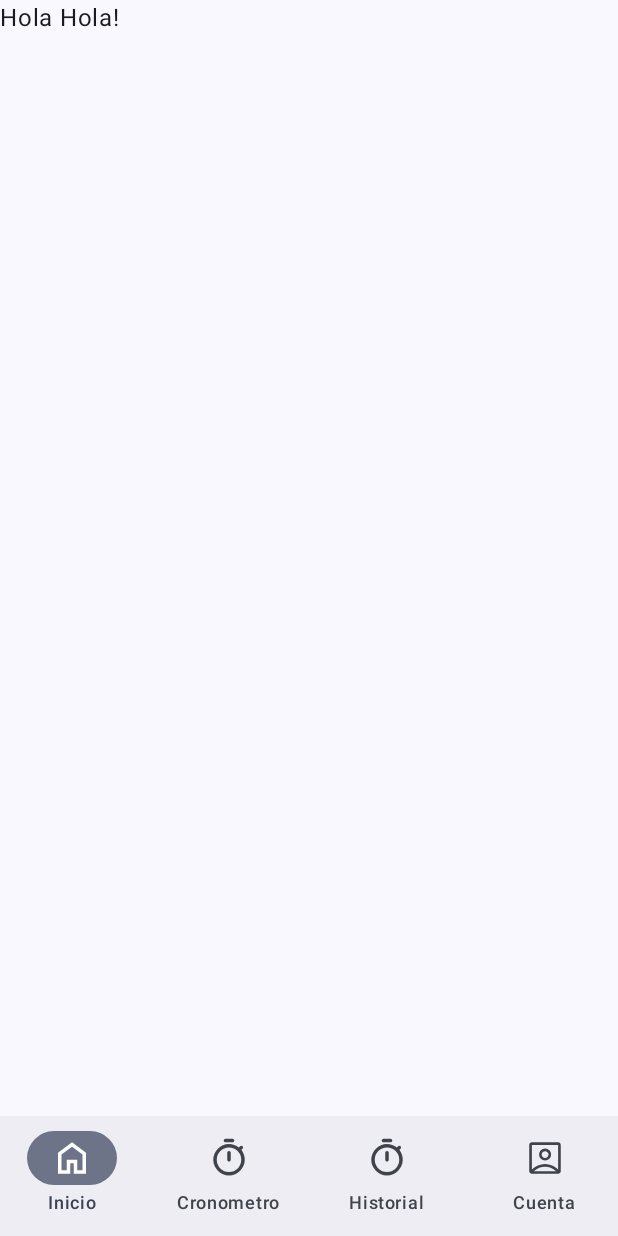
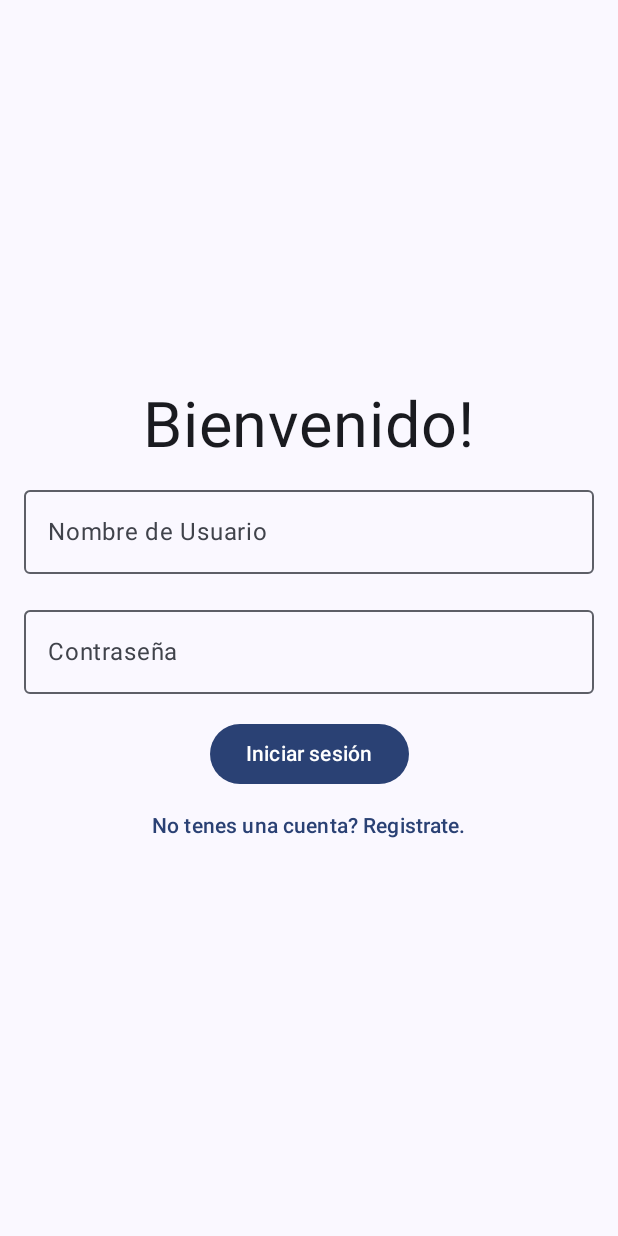
Before and after one commit to ezequielbertero1-code/Appnea-BerteroGarcia, an Android app built with Jetpack Compose: the screen it shows after launch (MainActivity), on a phone screen of 412 x 824 dp. Run offline under Robolectric (Android 15) with nearby library versions, the phone set to English and light mode, and no system bars; our stand-ins replace Room's generated code, navigation suite.

Commit message:
realice el modulo de registro y login de usuario, junto con mantener la sesion y poder cerrarla a traves de un boton. Tambien modifique la logica de navegacion para que al momento de registrarse o loguearse no se muestren en la barra de navegacion

```diff
--- a/app/src/main/java/com/berterogarcia/appnea/MainActivity.kt
+++ b/app/src/main/java/com/berterogarcia/appnea/MainActivity.kt
@@ -6,6 +6,7 @@ import androidx.activity.compose.setContent
 import androidx.activity.enableEdgeToEdge
 import androidx.compose.foundation.layout.fillMaxSize
 import androidx.compose.foundation.layout.padding
+import androidx.compose.foundation.layout.size
 import androidx.compose.material3.Icon
 import androidx.compose.material3.Scaffold
 import androidx.compose.material3.Text
@@ -14,16 +15,17 @@ import androidx.compose.runtime.Composable
 import androidx.compose.runtime.getValue
 import androidx.compose.ui.Modifier
 import androidx.compose.ui.res.painterResource
+import androidx.compose.ui.tooling.preview.Preview
 import androidx.compose.ui.tooling.preview.PreviewScreenSizes
-import com.berterogarcia.appnea.ui.theme.MyApplicationTheme
 import androidx.compose.ui.unit.dp
-import androidx.compose.foundation.layout.size
+import androidx.lifecycle.Lifecycle
 import androidx.navigation.NavGraph.Companion.findStartDestination
 import androidx.navigation.compose.currentBackStackEntryAsState
 import androidx.navigation.compose.rememberNavController
 import com.berterogarcia.appnea.navigation.AppNavHost
-import androidx.compose.ui.tooling.preview.Preview
-import androidx.lifecycle.Lifecycle
+import com.berterogarcia.appnea.navigation.RUTA_LOGIN
+import com.berterogarcia.appnea.navigation.RUTA_REGISTRO
+import com.berterogarcia.appnea.ui.theme.MyApplicationTheme
 
 class MainActivity : ComponentActivity() {
     override fun onCreate(savedInstanceState: Bundle?) {
@@ -42,29 +44,22 @@ class MainActivity : ComponentActivity() {
 fun MyApplicationApp() {
     val navController = rememberNavController()
     val backStackEntry by navController.currentBackStackEntryAsState()
-    val currentRoute = backStackEntry?.destination?.route ?: AppDestinations.INICIO.name
+    val currentRoute = backStackEntry?.destination?.route ?: RUTA_LOGIN
 
+    val mostrarMenu = currentRoute != RUTA_LOGIN && currentRoute != RUTA_REGISTRO
+
+    if (mostrarMenu) {
         NavigationSuiteScaffold(
             navigationSuiteItems = {
                 AppDestinations.entries.forEach { destination ->
                     item(
-                    icon = {
-                        Icon(
-                            painterResource(destination.icon),
-                            contentDescription = destination.label,
-                            modifier = Modifier.size(28.dp)
-                        )
-                    },
+                        icon = { Icon(painterResource(destination.icon), contentDescription = destination.label, modifier = Modifier.size(28.dp)) },
                         label = { Text(destination.label) },
                         selected = destination.name == currentRoute,
                         onClick = {
-                        if (navController.currentBackStackEntry
-                                ?.lifecycle?.currentState == Lifecycle.State.RESUMED
-                        ) {
+                            if (navController.currentBackStackEntry?.lifecycle?.currentState == Lifecycle.State.RESUMED) {
                                 navController.navigate(destination.name) {
-                                popUpTo(navController.graph.findStartDestination().id) {
-                                    saveState = true
-                                }
+                                    popUpTo(navController.graph.findStartDestination().id) { saveState = true }
                                     launchSingleTop = true
                                     restoreState = true
                                 }
@@ -75,21 +70,22 @@ fun MyApplicationApp() {
             }
         ) {
             Scaffold(modifier = Modifier.fillMaxSize()) { innerPadding ->
-            AppNavHost(
-                navController = navController,
-                modifier = Modifier.padding(innerPadding)
-            )
+                AppNavHost(navController = navController, modifier = Modifier.padding(innerPadding))
+            }
+        }
+    } else {
+        Scaffold(modifier = Modifier.fillMaxSize()) { innerPadding ->
+            AppNavHost(navController = navController, modifier = Modifier.padding(innerPadding))
         }
     }
 }
-
 enum class AppDestinations(
     val label: String,
     val icon: Int,
 ) {
     INICIO("Inicio", R.drawable.ic_inicio),
     CRONOMETRO("Cronometro", R.drawable.ic_cronometro),
-    HISTORIAL("Historial", R.drawable.ic_cronometro), // ← poné tu ícono real acá
+    HISTORIAL("Historial", R.drawable.ic_cronometro), // cambiar icono
     CUENTA("Cuenta", R.drawable.ic_cuenta),
 }
 
--- a/app/src/main/java/com/berterogarcia/appnea/MyApplication.kt
+++ b/app/src/main/java/com/berterogarcia/appnea/MyApplication.kt
@@ -2,9 +2,14 @@ package com.berterogarcia.appnea
 
 import android.app.Application
 import com.berterogarcia.appnea.data.local.AppDatabase
+import com.berterogarcia.appnea.data.local.SessionManager
 import com.berterogarcia.appnea.data.repository.InmersionRepository
+import com.berterogarcia.appnea.data.repository.UsuarioRepository
 
 class MyApplication : Application() {
+
     val database by lazy { AppDatabase.getDatabase(this) }
+    val sessionManager by lazy { SessionManager(this) }
+    val usuarioRepository by lazy { UsuarioRepository(database.usuarioDao()) }
     val inmersionRepository by lazy { InmersionRepository(database.inmersionDao()) }
 }
--- a/app/src/main/java/com/berterogarcia/appnea/data/local/AppDatabase.kt
+++ b/app/src/main/java/com/berterogarcia/appnea/data/local/AppDatabase.kt
@@ -6,11 +6,11 @@ import androidx.room.Room
 import androidx.room.RoomDatabase
 import androidx.room.TypeConverters
 
-@Database(entities = [InmersionEntity::class], version = 1, exportSchema = false)
+@Database(entities = [InmersionEntity::class, UsuarioEntity::class], version = 2, exportSchema = false)
 @TypeConverters(Converters::class)
 abstract class AppDatabase : RoomDatabase() {
     abstract fun inmersionDao(): InmersionDao
-
+    abstract fun usuarioDao(): UsuarioDao
     companion object {
         @Volatile private var INSTANCE: AppDatabase? = null
 
@@ -32,7 +32,7 @@ abstract class AppDatabase : RoomDatabase() {
                     AppDatabase::class.java,
                     "app_database"
                 )
-                    .fallbackToDestructiveMigration()
+                    .fallbackToDestructiveMigration(true)
                     .build()
                     .also { INSTANCE = it }
             }
--- /dev/null
+++ b/app/src/main/java/com/berterogarcia/appnea/data/local/SessionManager.kt
@@ -0,0 +1,18 @@
+package com.berterogarcia.appnea.data.local
+
+import android.content.Context
+import androidx.core.content.edit
+
+class SessionManager(context: Context) {
+    private val prefs = context.getSharedPreferences("sesion", Context.MODE_PRIVATE)
+
+    fun guardarUsuario(nombreUsuario: String) {
+        prefs.edit { putString("usuario_actual", nombreUsuario) }
+    }
+
+    fun obtenerUsuario(): String? = prefs.getString("usuario_actual", null)
+
+    fun cerrarSesion() {
+        prefs.edit { remove("usuario_actual") }
+    }
+}
--- /dev/null
+++ b/app/src/main/java/com/berterogarcia/appnea/data/local/UsuarioDao.kt
@@ -0,0 +1,17 @@
+package com.berterogarcia.appnea.data.local
+
+import androidx.room.Dao
+import androidx.room.Insert
+import androidx.room.Query
+
+@Dao
+interface UsuarioDao {
+    @Insert
+    suspend fun insertar(user: UsuarioEntity)
+
+    @Query("SELECT * FROM usuarios WHERE nombreUsuario = :nombreUsuario Limit 1")
+    suspend fun obtenerPorUsuario(nombreUsuario: String): UsuarioEntity?
+
+    @Query("SELECT EXISTS(SELECT 1 FROM usuarios WHERE nombreUsuario = :nombreUsuario)")
+    suspend fun existeUsuario(nombreUsuario: String): Boolean
+}
--- a/app/src/main/java/com/berterogarcia/appnea/navigation/Navigation.kt
+++ b/app/src/main/java/com/berterogarcia/appnea/navigation/Navigation.kt
@@ -11,14 +11,23 @@ import androidx.navigation.NavHostController
 import androidx.navigation.compose.NavHost
 import androidx.navigation.compose.composable
 import com.berterogarcia.appnea.AppDestinations
-import com.berterogarcia.appnea.Greeting
 import com.berterogarcia.appnea.MyApplication
 import com.berterogarcia.appnea.ui.cronometro.CronometroScreen
+import com.berterogarcia.appnea.ui.cuenta.CuentaScreen
+import com.berterogarcia.appnea.ui.cuenta.CuentaViewModel
 import com.berterogarcia.appnea.ui.historial.HistorialScreen
 import com.berterogarcia.appnea.ui.historial.HistorialViewModel
+import com.berterogarcia.appnea.ui.login.LoginScreen
+import com.berterogarcia.appnea.ui.login.LoginViewModel
 import com.berterogarcia.appnea.ui.nuevainmersion.NuevaInmersionScreen
 import com.berterogarcia.appnea.ui.nuevainmersion.NuevaInmersionViewModel
+import com.berterogarcia.appnea.ui.registro.RegistroScreen
+import com.berterogarcia.appnea.ui.registro.RegistroViewModel
 
+//Estas son pantallas que no aparecen en la barra de la app.
+
+const val RUTA_REGISTRO = "registro"
+const val RUTA_LOGIN = "login"
 private const val RUTA_NUEVA_INMERSION = "nueva_inmersion"
 
 @Composable
@@ -30,19 +39,65 @@ fun AppNavHost(
 
     NavHost(
         navController = navController,
-        startDestination = AppDestinations.INICIO.name,
+        startDestination = RUTA_LOGIN,
         modifier = modifier,
         enterTransition = { EnterTransition.None },
         exitTransition = { ExitTransition.None },
         popEnterTransition = { EnterTransition.None },
         popExitTransition = { ExitTransition.None }
     ) {
+
+        //================================LOGIN==========================================
+        composable(RUTA_LOGIN) {
+            val viewModel: LoginViewModel = viewModel(
+                factory = LoginViewModel.Factory(app.usuarioRepository, app.sessionManager)
+            )
+            LoginScreen(
+                viewModel = viewModel,
+                onLoginExitoso = {
+                    navController.navigate(AppDestinations.HISTORIAL.name) {
+                        popUpTo(RUTA_LOGIN) { inclusive = true } // Esto hace que una vez iniciado sesion no pueda volver al login
+                    }
+                },
+                onRegistroClick = { navController.navigate(RUTA_REGISTRO) }
+            )
+        }
+
+        //===========================CUENTA-USUARIO============================================
+        composable(AppDestinations.CUENTA.name) {
+            val viewModel: CuentaViewModel = viewModel(
+                factory = CuentaViewModel.Factory(app.sessionManager)
+            )
+            CuentaScreen(
+                viewModel = viewModel,
+                onCerrarSesion = {
+                    navController.navigate(RUTA_LOGIN) {
+                        popUpTo(navController.graph.id) { inclusive = true }
+                    }
+                }
+            )
+        }
+
+        //================================INICIO================================================
         composable(AppDestinations.INICIO.name) {
-            Greeting(name = "Hola")
+            Text("Pantalla de inicio") // placeholder, aca iria la primera pagina que ve el usuario.
         }
+        composable(RUTA_REGISTRO) {
+            val viewModel: RegistroViewModel = viewModel(
+                factory = RegistroViewModel.Factory(app.usuarioRepository)
+            )
+            RegistroScreen(
+                viewModel = viewModel,
+                onRegistroExitoso = { navController.popBackStack() } // vuelve al login para que inicie sesión
+            )
+        }
+
+        //==============================CRONOMETRO=============================================
         composable(AppDestinations.CRONOMETRO.name) {
             CronometroScreen()
         }
+
+        //===============================HISTORIAL=============================================
         composable(AppDestinations.HISTORIAL.name) {
             val viewModel: HistorialViewModel = viewModel(
                 factory = HistorialViewModel.Factory(app.inmersionRepository)
@@ -53,9 +108,8 @@ fun AppNavHost(
                 name = "Eze" // NOMBRE DEL USUARIO
             )
         }
-        composable(AppDestinations.CUENTA.name) {
-            Text("Pantalla de cuenta")
-        }
+
+        //==============================NUEVA-INMERSION=========================================
         composable(RUTA_NUEVA_INMERSION) {
             val viewModel: NuevaInmersionViewModel = viewModel(
                 factory = NuevaInmersionViewModel.Factory(app.inmersionRepository)
--- /dev/null
+++ b/app/src/main/java/com/berterogarcia/appnea/ui/components/Reutilizables.kt
@@ -0,0 +1,29 @@
+package com.berterogarcia.appnea.ui.components
+
+import androidx.compose.foundation.layout.fillMaxWidth
+import androidx.compose.material3.OutlinedTextField
+import androidx.compose.material3.Text
+import androidx.compose.runtime.Composable
+import androidx.compose.ui.Modifier
+import androidx.compose.ui.text.input.PasswordVisualTransformation
+import androidx.compose.ui.text.input.VisualTransformation
+
+@Composable
+fun CampoTexto(
+    valor: String,
+    onValorChange: (String) -> Unit,
+    etiqueta: String,
+    esPassword: Boolean = false,
+    esError: Boolean = false,
+    mensajeError: String = ""
+) {
+    OutlinedTextField(
+        value = valor,
+        onValueChange = onValorChange,
+        label = { Text(etiqueta) },
+        visualTransformation = if (esPassword) PasswordVisualTransformation() else VisualTransformation.None,
+        isError = esError,
+        supportingText = { if (esError) Text(mensajeError) },
+        modifier = Modifier.fillMaxWidth()
+    )
+}
--- /dev/null
+++ b/app/src/main/java/com/berterogarcia/appnea/ui/login/Login.kt
@@ -0,0 +1,63 @@
+package com.berterogarcia.appnea.ui.login
+
+import androidx.compose.foundation.layout.Arrangement
+import androidx.compose.foundation.layout.Column
+import androidx.compose.foundation.layout.fillMaxSize
+import androidx.compose.foundation.layout.padding
+import androidx.compose.material3.Button
+import androidx.compose.material3.MaterialTheme
+import androidx.compose.material3.Text
+import androidx.compose.material3.TextButton
+import androidx.compose.runtime.Composable
+import androidx.compose.runtime.LaunchedEffect
+import androidx.compose.runtime.collectAsState
+import androidx.compose.runtime.getValue
+import androidx.compose.runtime.mutableStateOf
+import androidx.compose.runtime.saveable.rememberSaveable
+import androidx.compose.runtime.setValue
+import androidx.compose.ui.Alignment
+import androidx.compose.ui.Modifier
+import androidx.compose.ui.res.stringResource
+import androidx.compose.ui.unit.dp
+import androidx.compose.ui.unit.sp
+import com.berterogarcia.appnea.R
+import com.berterogarcia.appnea.ui.components.CampoTexto
+
+@Composable
+fun LoginScreen(viewModel: LoginViewModel, onLoginExitoso: () -> Unit, onRegistroClick: () -> Unit) {
+    var usuario by rememberSaveable { mutableStateOf("") }
+    var password by rememberSaveable { mutableStateOf("") }
+    val estado by viewModel.uiState.collectAsState()
+
+    LaunchedEffect(estado) {
+        if (estado is LoginUiState.Exitoso) onLoginExitoso()
+    }
+
+    Column(
+        modifier = Modifier
+            .fillMaxSize()
+            .padding(16.dp),
+        verticalArrangement = Arrangement.Center,
+        horizontalAlignment = Alignment.CenterHorizontally
+    ) {
+        Text(
+            text = stringResource(R.string.login_greeting),
+            fontSize = 42.sp,
+            modifier = Modifier.padding(vertical = 10.dp)
+        )
+        CampoTexto(valor = usuario, onValorChange = { usuario = it }, etiqueta = stringResource(R.string.login_username))
+        CampoTexto(valor = password, onValorChange = { password = it }, etiqueta = stringResource(R.string.login_password), esPassword = true)
+        Button(onClick = { viewModel.login(usuario, password) }) {
+            Text(stringResource(R.string.login_button))
+        }
+        if (estado is LoginUiState.Error)
+            Text(
+                text = (estado as LoginUiState.Error).mensaje,
+                color = MaterialTheme.colorScheme.error
+            )
+
+        TextButton(onClick = onRegistroClick) {
+            Text(stringResource(R.string.sin_cuenta))
+        }
+    }
+}
--- /dev/null
+++ b/app/src/main/java/com/berterogarcia/appnea/ui/login/LoginViewModel.kt
@@ -0,0 +1,45 @@
+package com.berterogarcia.appnea.ui.login
+
+import androidx.lifecycle.ViewModel
+import androidx.lifecycle.viewModelScope
+import androidx.lifecycle.viewmodel.initializer
+import androidx.lifecycle.viewmodel.viewModelFactory
+import com.berterogarcia.appnea.data.local.SessionManager
+import com.berterogarcia.appnea.data.repository.UsuarioRepository
+import kotlinx.coroutines.flow.MutableStateFlow
+import kotlinx.coroutines.flow.StateFlow
+import kotlinx.coroutines.launch
+
+sealed interface LoginUiState {
+    object Idle : LoginUiState
+    object Cargando : LoginUiState
+    object Exitoso : LoginUiState
+    data class Error(val mensaje: String) : LoginUiState
+}
+
+class LoginViewModel(
+    private val repository: UsuarioRepository,
+    private val sessionManager: SessionManager
+) : ViewModel() {
+    private val _uiState = MutableStateFlow<LoginUiState>(LoginUiState.Idle)
+    val uiState: StateFlow<LoginUiState> = _uiState
+
+    fun login(usuario: String, password: String) {
+        viewModelScope.launch {
+            _uiState.value = LoginUiState.Cargando
+            val valido = repository.validar(usuario, password)
+            if (valido) {
+                sessionManager.guardarUsuario(usuario)
+                _uiState.value = LoginUiState.Exitoso
+            } else {
+                _uiState.value = LoginUiState.Error("Usuario o contraseña incorrectos.")
+            }
+        }
+    }
+
+    companion object {
+        fun Factory(repository: UsuarioRepository, sessionManager: SessionManager) = viewModelFactory {
+            initializer { LoginViewModel(repository, sessionManager) }
+        }
+    }
+}
--- a/app/src/main/res/values/strings.xml
+++ b/app/src/main/res/values/strings.xml
@@ -1,3 +1,22 @@
 <resources>
-    <string name="app_name">Appnea</string>
+    <string name="app_name">AppneaMe </string>
+
+    <!-- ===========================LOGIN=================================== -->
+    <string name="login_greeting">Bienvenido!</string>
+    <string name="login_username">Nombre de Usuario</string>
+    <string name="login_password">Contraseña</string>
+    <string name="login_button">Iniciar sesión</string>
+
+    <!-- =========================REGISTRO================================== -->
+    <string name="registro_greeting">Bienvenido!</string>
+    <string name="registro_username">Nombre de Usuario</string>
+    <string name="registro_password">Contraseña</string>
+    <string name="registro_confirmar_password">Confirmar Contraseña</string>
+    <string name="registro_button">Registrarme</string>
+    <string name="sin_cuenta">No tenes una cuenta? Registrate.</string>
+
+    <!-- ==========================CUENTA=================================== -->
+    <string name="cuenta_greeting">Hola, </string>
+    <string name="cuenta_username">Nombre de Usuario</string>
+    <string name="cuenta_cerrar_session">Cerrar Sesion</string>
 </resources>
```
Also changed, not shown: app/src/main/java/com/berterogarcia/appnea/data/local/UsuarioEntity.kt (added, +10 -0 lines), app/src/main/java/com/berterogarcia/appnea/data/local/Utils.kt (added, +8 -0 lines), app/src/main/java/com/berterogarcia/appnea/data/repository/UsuarioRepository.kt (added, +20 -0 lines), app/src/main/java/com/berterogarcia/appnea/ui/cuenta/Cuenta.kt (added, +31 -0 lines), app/src/main/java/com/berterogarcia/appnea/ui/cuenta/CuentaViewModel.kt (added, +20 -0 lines), app/src/main/java/com/berterogarcia/appnea/ui/registro/Registro.kt (added, +53 -0 lines), app/src/main/java/com/berterogarcia/appnea/ui/registro/RegistroViewModel.kt (added, +45 -0 lines). Lines whose indentation alone changed are shown as unchanged.
